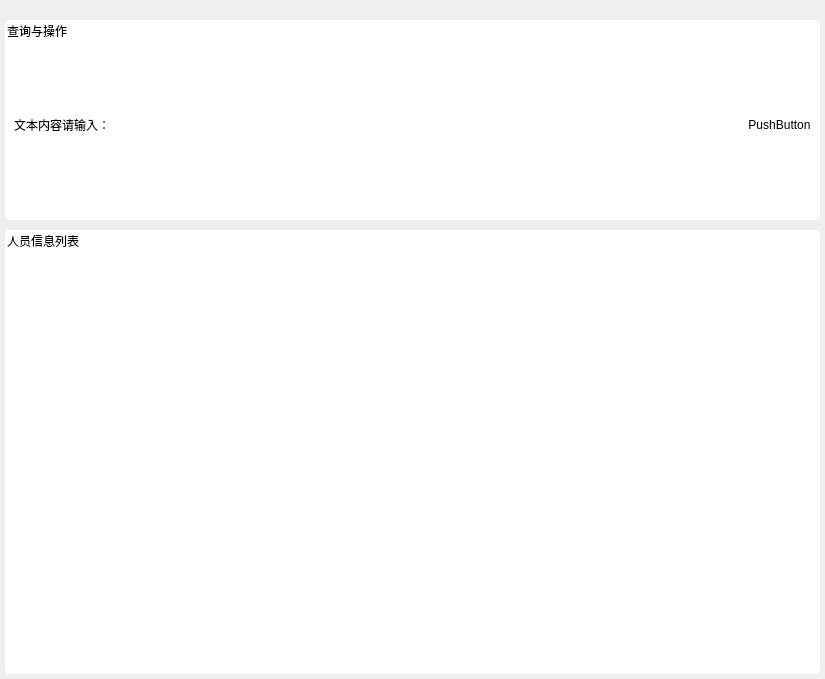
Before: the Qt Designer form info_collection.ui in jamesandjim/wisdom_site, drawn with Qt 5.
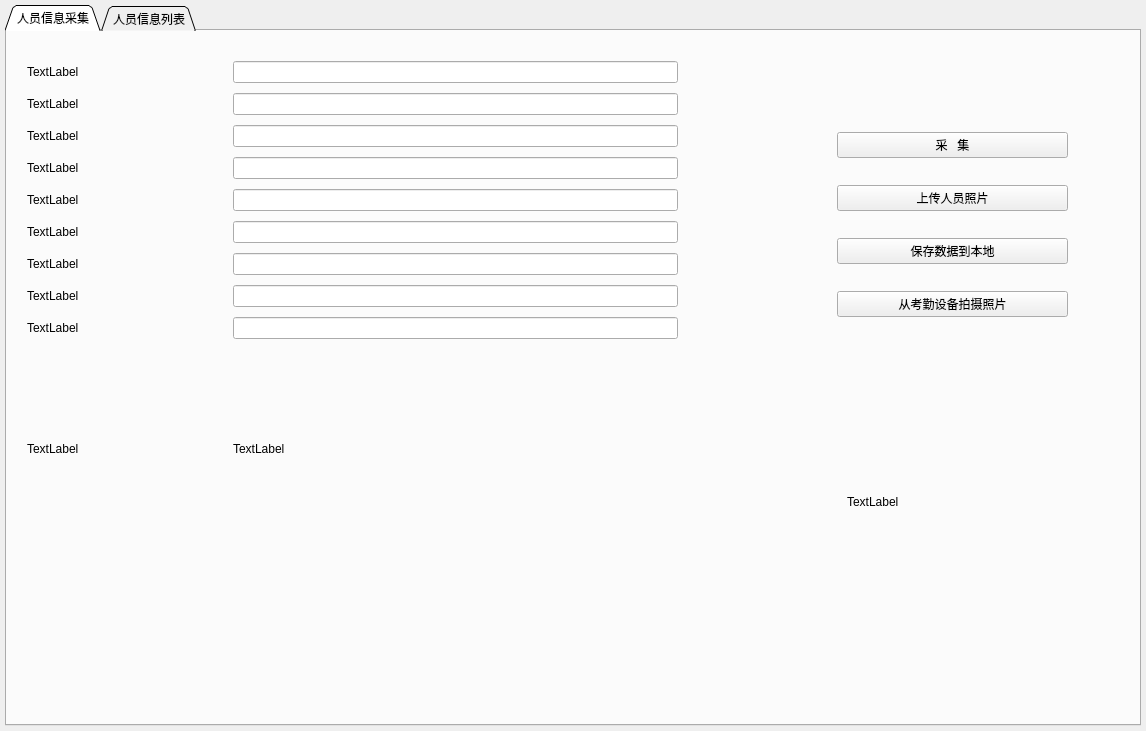
After: the same form once the commit is applied.

```diff
--- a/info_collection.ui
+++ b/info_collection.ui
@@ -6,18 +6,17 @@
    <rect>
     <x>0</x>
     <y>0</y>
-    <width>825</width>
-    <height>679</height>
+    <width>1146</width>
+    <height>731</height>
    </rect>
   </property>
   <property name="windowTitle">
    <string>Form</string>
   </property>
   <property name="styleSheet">
-   <string notr="true">border-color: rgb(255, 255, 255);
-</string>
+   <string notr="true"/>
   </property>
-  <layout class="QVBoxLayout" name="verticalLayout">
+  <layout class="QGridLayout" name="gridLayout">
    <property name="leftMargin">
     <number>0</number>
    </property>
@@ -30,7 +29,7 @@
    <property name="bottomMargin">
     <number>0</number>
    </property>
-   <item>
+   <item row="0" column="0">
     <widget class="QWidget" name="info_main" native="true">
      <property name="sizePolicy">
       <sizepolicy hsizetype="Expanding" vsizetype="Preferred">
@@ -39,8 +38,7 @@
       </sizepolicy>
      </property>
      <property name="styleSheet">
-      <string notr="true">border-color: rgb(255, 255, 255);
-border-radius:5px;</string>
+      <string notr="true"/>
      </property>
      <layout class="QVBoxLayout" name="verticalLayout_2">
       <property name="spacing">
@@ -50,7 +48,7 @@
        <number>5</number>
       </property>
       <property name="topMargin">
-       <number>20</number>
+       <number>5</number>
       </property>
       <property name="rightMargin">
        <number>5</number>
@@ -59,84 +57,272 @@
        <number>5</number>
       </property>
       <item>
-       <widget class="QGroupBox" name="groupBox">
-        <property name="minimumSize">
+       <widget class="QTabWidget" name="tabWidget">
+        <property name="styleSheet">
+         <string notr="true"/>
+        </property>
+        <property name="tabShape">
+         <enum>QTabWidget::Triangular</enum>
+        </property>
+        <property name="currentIndex">
+         <number>0</number>
+        </property>
+        <property name="iconSize">
          <size>
-          <width>0</width>
-          <height>200</height>
+          <width>20</width>
+          <height>20</height>
          </size>
         </property>
-        <property name="styleSheet">
-         <string notr="true">QGroupBox#groupBox {
-	
-	background-color: rgb(255, 255, 255);
-	gridline-color: rgb(13, 144, 11);
-	
-}</string>
+        <property name="elideMode">
+         <enum>Qt::ElideMiddle</enum>
         </property>
-        <property name="title">
-         <string>查询与操作</string>
-        </property>
-        <property name="flat">
-         <bool>false</bool>
-        </property>
-        <layout class="QVBoxLayout" name="verticalLayout_4">
-         <property name="topMargin">
-          <number>20</number>
-         </property>
-         <item>
-          <layout class="QHBoxLayout" name="horizontalLayout">
-           <item>
-            <widget class="QLabel" name="label">
+        <widget class="QWidget" name="tab">
+         <attribute name="title">
+          <string>人员信息采集</string>
+         </attribute>
+         <widget class="QWidget" name="layoutWidget">
+          <property name="geometry">
+           <rect>
+            <x>20</x>
+            <y>30</y>
+            <width>651</width>
+            <height>641</height>
+           </rect>
+          </property>
+          <layout class="QFormLayout" name="formLayout">
+           <property name="verticalSpacing">
+            <number>10</number>
+           </property>
+           <item row="0" column="0">
+            <widget class="QLabel" name="label_2">
              <property name="text">
-              <string>文本内容请输入：</string>
+              <string>TextLabel</string>
              </property>
             </widget>
            </item>
+           <item row="0" column="1">
+            <widget class="QLineEdit" name="le_name"/>
+           </item>
+           <item row="1" column="0">
+            <widget class="QLabel" name="label_3">
+             <property name="text">
+              <string>TextLabel</string>
+             </property>
+            </widget>
+           </item>
+           <item row="1" column="1">
+            <widget class="QLineEdit" name="le_sex"/>
+           </item>
+           <item row="2" column="0">
+            <widget class="QLabel" name="label_4">
+             <property name="text">
+              <string>TextLabel</string>
+             </property>
+            </widget>
+           </item>
+           <item row="2" column="1">
+            <widget class="QLineEdit" name="le_nation"/>
+           </item>
+           <item row="3" column="0">
+            <widget class="QLabel" name="label_5">
+             <property name="text">
+              <string>TextLabel</string>
+             </property>
+            </widget>
+           </item>
+           <item row="3" column="1">
+            <widget class="QLineEdit" name="le_birthdate"/>
+           </item>
+           <item row="4" column="0">
+            <widget class="QLabel" name="label_8">
+             <property name="text">
+              <string>TextLabel</string>
+             </property>
+            </widget>
+           </item>
+           <item row="4" column="1">
+            <widget class="QLineEdit" name="le_address"/>
+           </item>
+           <item row="5" column="0">
+            <widget class="QLabel" name="label_6">
+             <property name="text">
+              <string>TextLabel</string>
+             </property>
+            </widget>
+           </item>
+           <item row="5" column="1">
+            <widget class="QLineEdit" name="le_idNum"/>
+           </item>
+           <item row="6" column="0">
+            <widget class="QLabel" name="label_9">
+             <property name="text">
+              <string>TextLabel</string>
+             </property>
+            </widget>
+           </item>
+           <item row="6" column="1">
+            <widget class="QLineEdit" name="le_issue"/>
+           </item>
+           <item row="7" column="0">
+            <widget class="QLabel" name="label_7">
+             <property name="text">
+              <string>TextLabel</string>
+             </property>
+            </widget>
+           </item>
+           <item row="7" column="1">
+            <widget class="QLineEdit" name="le_effectedDate"/>
+           </item>
+           <item row="8" column="0">
+            <widget class="QLabel" name="label_10">
+             <property name="text">
+              <string>TextLabel</string>
+             </property>
+            </widget>
+           </item>
+           <item row="8" column="1">
+            <widget class="QLineEdit" name="le_expiredDate"/>
+           </item>
+           <item row="9" column="0">
+            <widget class="QLabel" name="lb_photo">
+             <property name="sizePolicy">
+              <sizepolicy hsizetype="Fixed" vsizetype="Fixed">
+               <horstretch>0</horstretch>
+               <verstretch>0</verstretch>
+              </sizepolicy>
+             </property>
+             <property name="minimumSize">
+              <size>
+               <width>200</width>
+               <height>200</height>
+              </size>
+             </property>
+             <property name="maximumSize">
+              <size>
+               <width>200</width>
+               <height>200</height>
+              </size>
+             </property>
+             <property name="text">
+              <string>TextLabel</string>
+             </property>
+            </widget>
+           </item>
+           <item row="9" column="1">
+            <widget class="QLabel" name="lb_photo2">
+             <property name="minimumSize">
+              <size>
+               <width>200</width>
+               <height>200</height>
+              </size>
+             </property>
+             <property name="maximumSize">
+              <size>
+               <width>200</width>
+               <height>200</height>
+              </size>
+             </property>
+             <property name="text">
+              <string>TextLabel</string>
+             </property>
+            </widget>
+           </item>
+          </layout>
+         </widget>
+         <widget class="QLabel" name="lb_photo3">
+          <property name="geometry">
+           <rect>
+            <x>840</x>
+            <y>360</y>
+            <width>171</width>
+            <height>221</height>
+           </rect>
+          </property>
+          <property name="text">
+           <string>TextLabel</string>
+          </property>
+         </widget>
+         <widget class="QWidget" name="">
+          <property name="geometry">
+           <rect>
+            <x>830</x>
+            <y>80</y>
+            <width>231</width>
+            <height>231</height>
+           </rect>
+          </property>
+          <layout class="QVBoxLayout" name="verticalLayout">
            <item>
-            <widget class="QLineEdit" name="lineEdit"/>
+            <widget class="QPushButton" name="pb_cj">
+             <property name="text">
+              <string>采   集</string>
+             </property>
+             <property name="flat">
+              <bool>false</bool>
+             </property>
+            </widget>
            </item>
            <item>
-            <widget class="QPushButton" name="pushButton">
+            <widget class="QPushButton" name="pb_uploadPhoto">
              <property name="text">
-              <string>PushButton</string>
+              <string>上传人员照片</string>
              </property>
              <property name="flat">
               <bool>false</bool>
              </property>
             </widget>
            </item>
+           <item>
+            <widget class="QPushButton" name="pb_save_upload">
+             <property name="text">
+              <string>保存数据到本地</string>
+             </property>
+            </widget>
+           </item>
+           <item>
+            <widget class="QPushButton" name="pb_cj_photo">
+             <property name="text">
+              <string>从考勤设备拍摄照片</string>
+             </property>
+            </widget>
+           </item>
           </layout>
-         </item>
-        </layout>
-       </widget>
-      </item>
-      <item>
-       <widget class="QGroupBox" name="groupBox_2">
-        <property name="styleSheet">
-         <string notr="true">background-color: rgb(255, 255, 255);</string>
-        </property>
-        <property name="title">
-         <string>人员信息列表</string>
-        </property>
-        <layout class="QVBoxLayout" name="verticalLayout_3">
-         <property name="spacing">
-          <number>6</number>
-         </property>
-         <property name="topMargin">
-          <number>20</number>
-         </property>
-         <item>
-          <widget class="QTableView" name="tableView">
-           <property name="styleSheet">
-            <string notr="true">background-color: rgb(255, 255, 255);</string>
-           </property>
-           <property name="gridStyle">
-            <enum>Qt::DotLine</enum>
-           </property>
-          </widget>
-         </item>
-        </layout>
+         </widget>
+        </widget>
+        <widget class="QWidget" name="tab_2">
+         <attribute name="title">
+          <string>人员信息列表</string>
+         </attribute>
+         <widget class="QTableView" name="tableView">
+          <property name="geometry">
+           <rect>
+            <x>0</x>
+            <y>10</y>
+            <width>811</width>
+            <height>381</height>
+           </rect>
+          </property>
+          <property name="styleSheet">
+           <string notr="true">background-color: rgb(255, 255, 255);</string>
+          </property>
+          <property name="gridStyle">
+           <enum>Qt::DotLine</enum>
+          </property>
+         </widget>
+         <widget class="QPushButton" name="pb_readall">
+          <property name="geometry">
+           <rect>
+            <x>880</x>
+            <y>80</y>
+            <width>91</width>
+            <height>31</height>
+           </rect>
+          </property>
+          <property name="text">
+           <string>获取人员列表</string>
+          </property>
+         </widget>
+        </widget>
        </widget>
       </item>
      </layout>
```
Left out of the diff: 3 changed lines with no effect on the pictures.
